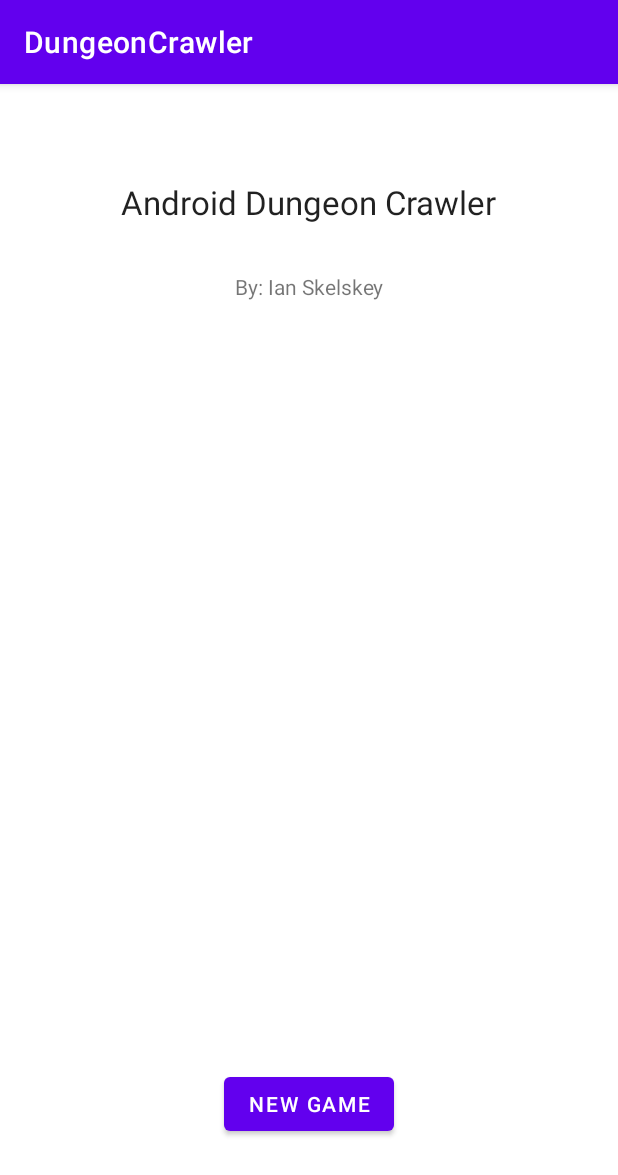
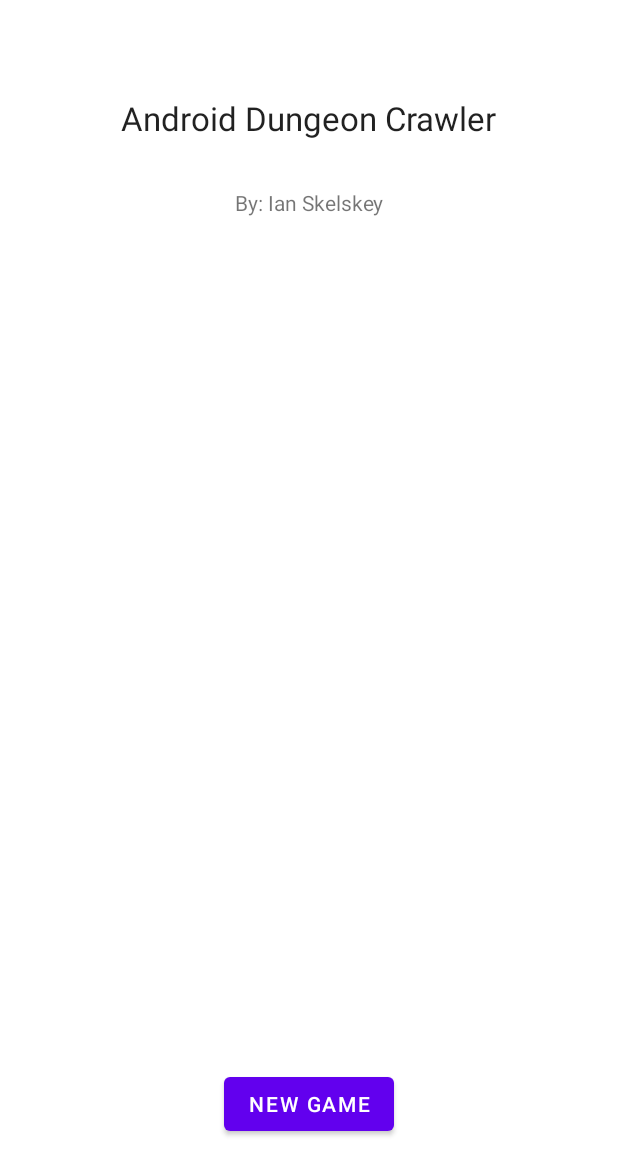
Before and after one commit to IanSkelskey/AndroidDungeonCrawler, an Android app: the screen it shows after launch (TitleScreen), on a phone screen of 412 x 824 dp. Shown: the top 1175 px of the screen. Run offline under Robolectric (Android 15) with nearby library versions, the phone set to English and light mode, and no system bars.

Commit message:
Remove action bar

```diff
--- a/app/src/main/res/values-night/themes.xml
+++ b/app/src/main/res/values-night/themes.xml
@@ -1,6 +1,6 @@
 <resources xmlns:tools="http://schemas.android.com/tools">
     <!-- Base application theme. -->
-    <style name="Theme.DungeonCrawler" parent="Theme.MaterialComponents.DayNight.DarkActionBar">
+    <style name="Theme.DungeonCrawler" parent="Theme.MaterialComponents.DayNight.NoActionBar">
         <!-- Primary brand color. -->
         <item name="colorPrimary">@color/purple_200</item>
         <item name="colorPrimaryVariant">@color/purple_700</item>
--- a/app/src/main/res/values/themes.xml
+++ b/app/src/main/res/values/themes.xml
@@ -1,6 +1,6 @@
 <resources xmlns:tools="http://schemas.android.com/tools">
     <!-- Base application theme. -->
-    <style name="Theme.DungeonCrawler" parent="Theme.MaterialComponents.DayNight.DarkActionBar">
+    <style name="Theme.DungeonCrawler" parent="Theme.MaterialComponents.DayNight.NoActionBar">
         <!-- Primary brand color. -->
         <item name="colorPrimary">@color/purple_500</item>
         <item name="colorPrimaryVariant">@color/purple_700</item>
```
